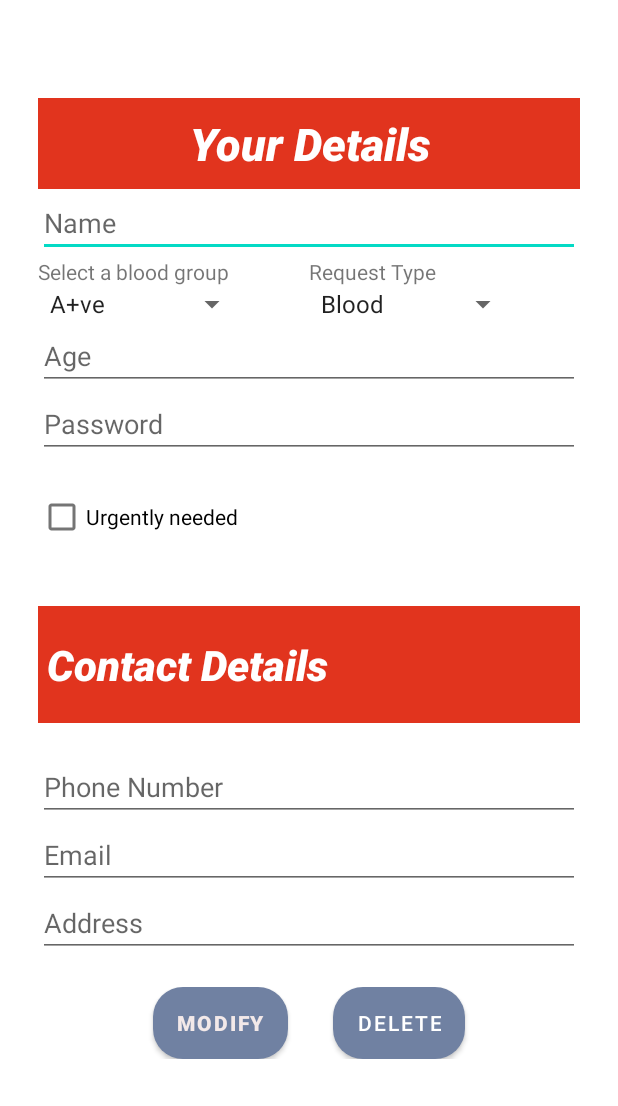
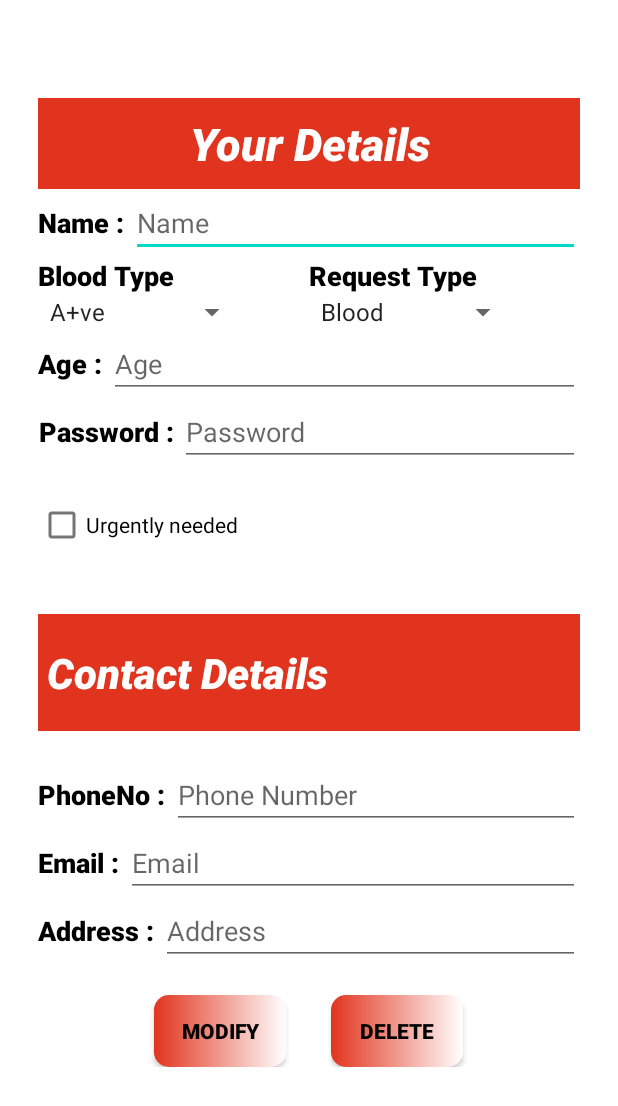
Before and after one commit to khushishetty/BloodPlasmaBankApp, an Android app: the RequestModifyActivity screen opened directly, with no data from a screen before it, on a phone screen of 412 x 824 dp. Shown: the top 1106 px of the screen. Run offline under Robolectric (Android 15) with nearby library versions, the phone set to English and light mode, and no system bars; libraries missing offline, so code that uses them is left out: com.basgeekball.awesomevalidation; 14 statements that could not run were skipped.

Commit message:
Version4

```diff
--- a/app/src/main/res/drawable/button_bg.xml
+++ b/app/src/main/res/drawable/button_bg.xml
@@ -1,7 +1,11 @@
 <?xml version="1.0" encoding="utf-8"?>
 <shape xmlns:android="http://schemas.android.com/apk/res/android">
     <corners
-        android:radius="20dp" />
-    <solid
-        android:color="#DA1919"></solid>
+        android:radius="10dp" />
+    <gradient
+        android:startColor="@color/main_red_theme"
+        android:endColor="@color/white">
+
+    </gradient>
+
 </shape>
--- a/app/src/main/res/drawable/custom_button.xml
+++ /dev/null
@@ -1,12 +0,0 @@
-<?xml version="1.0" encoding="utf-8"?>
-<selector xmlns:android="http://schemas.android.com/apk/res/android">
-
-    <item>
-        <shape android:shape="rectangle">
-            <solid android:color="@color/main_red_theme"/>
-            <corners android:radius="999dp"/>
-        </shape>
-
-    </item>
-
-</selector>
--- a/app/src/main/res/layout/activity_request_login.xml
+++ b/app/src/main/res/layout/activity_request_login.xml
@@ -63,11 +63,12 @@
             android:spinnerMode="dropdown" />
     </LinearLayout>
 
-    <Button
+    <androidx.appcompat.widget.AppCompatButton
         android:id="@+id/req_login_btn"
-        android:layout_width="wrap_content"
+        android:layout_width="match_parent"
         android:layout_height="wrap_content"
-        android:layout_marginTop="20dp"
+        android:layout_marginTop="40dp"
+        android:background="@drawable/button_bg"
         android:text="Submit" />
 
 </LinearLayout>
--- a/app/src/main/res/layout/activity_request_modify.xml
+++ b/app/src/main/res/layout/activity_request_modify.xml
@@ -32,6 +32,22 @@
                 android:textStyle="bold|italic" />
 
 
+            <LinearLayout
+                android:layout_width="match_parent"
+                android:layout_height="match_parent"
+                android:orientation="horizontal">
+
+                <TextView
+                    android:id="@+id/textView6"
+                    android:layout_width="wrap_content"
+                    android:layout_height="match_parent"
+                    android:layout_gravity="center"
+                    android:fontFamily="sans-serif-black"
+                    android:gravity="center"
+                    android:text="Name : "
+                    android:textColor="#000000"
+                    android:textSize="18sp" />
+
                 <EditText
                     android:id="@+id/req_modify_name_id"
                     android:layout_width="match_parent"
@@ -39,6 +55,7 @@
                     android:ems="10"
                     android:hint="Name"
                     android:inputType="textPersonName" />
+            </LinearLayout>
 
             <LinearLayout
                 android:layout_width="match_parent"
@@ -54,7 +71,10 @@
                     <TextView
                         android:layout_width="match_parent"
                         android:layout_height="wrap_content"
-                        android:text="Select a blood group" />
+                        android:fontFamily="sans-serif-black"
+                        android:text="Blood Type"
+                        android:textColor="#000000"
+                        android:textSize="18sp" />
 
                     <Spinner
                         android:id="@+id/req_modify_bloodgrp_id"
@@ -72,7 +92,10 @@
                     <TextView
                         android:layout_width="match_parent"
                         android:layout_height="wrap_content"
-                        android:text="Request Type" />
+                        android:fontFamily="sans-serif-black"
+                        android:text="Request Type"
+                        android:textColor="#000000"
+                        android:textSize="18sp" />
 
                     <Spinner
                         android:id="@+id/spinner_modify_type_id"
@@ -83,6 +106,22 @@
                 </LinearLayout>
             </LinearLayout>
 
+            <LinearLayout
+                android:layout_width="match_parent"
+                android:layout_height="match_parent"
+                android:orientation="horizontal">
+
+                <TextView
+                    android:id="@+id/textView8"
+                    android:layout_width="wrap_content"
+                    android:layout_height="wrap_content"
+                    android:layout_gravity="center"
+                    android:fontFamily="sans-serif-black"
+                    android:gravity="center"
+                    android:text="Age : "
+                    android:textColor="#000000"
+                    android:textSize="18sp" />
+
                 <EditText
                     android:id="@+id/req_modify_age_id"
                     android:layout_width="match_parent"
@@ -90,6 +129,23 @@
                     android:ems="10"
                     android:hint="Age"
                     android:inputType="text" />
+            </LinearLayout>
+
+            <LinearLayout
+                android:layout_width="match_parent"
+                android:layout_height="match_parent"
+                android:orientation="horizontal">
+
+                <TextView
+                    android:id="@+id/textView9"
+                    android:layout_width="wrap_content"
+                    android:layout_height="wrap_content"
+                    android:layout_gravity="center"
+                    android:fontFamily="sans-serif-black"
+                    android:gravity="center"
+                    android:text="Password : "
+                    android:textColor="#000000"
+                    android:textSize="18sp" />
 
                 <EditText
                     android:id="@+id/req_modify_pass_id"
@@ -98,6 +154,7 @@
                     android:ems="10"
                     android:hint="Password"
                     android:inputType="textPersonName|textPassword" />
+            </LinearLayout>
 
             <CheckBox
                 android:id="@+id/req_modify_urgent_id"
@@ -122,6 +179,22 @@
                 android:textSize="28sp"
                 android:textStyle="bold|italic" />
 
+            <LinearLayout
+                android:layout_width="match_parent"
+                android:layout_height="match_parent"
+                android:orientation="horizontal">
+
+                <TextView
+                    android:id="@+id/textView10"
+                    android:layout_width="wrap_content"
+                    android:layout_height="wrap_content"
+                    android:layout_gravity="center"
+                    android:fontFamily="sans-serif-black"
+                    android:gravity="center"
+                    android:text="PhoneNo : "
+                    android:textColor="#000000"
+                    android:textSize="18sp" />
+
                 <EditText
                     android:id="@+id/req_modify_phno_id"
                     android:layout_width="match_parent"
@@ -130,6 +203,24 @@
                     android:hint="Phone Number"
                     android:inputType="phone" />
 
+            </LinearLayout>
+
+            <LinearLayout
+                android:layout_width="match_parent"
+                android:layout_height="match_parent"
+                android:orientation="horizontal">
+
+                <TextView
+                    android:id="@+id/textView12"
+                    android:layout_width="wrap_content"
+                    android:layout_height="wrap_content"
+                    android:layout_gravity="center"
+                    android:fontFamily="sans-serif-black"
+                    android:gravity="center"
+                    android:text="Email : "
+                    android:textColor="#000000"
+                    android:textSize="18sp" />
+
                 <EditText
                     android:id="@+id/req_modify_email_id"
                     android:layout_width="match_parent"
@@ -137,6 +228,23 @@
                     android:ems="10"
                     android:hint="Email"
                     android:inputType="textEmailAddress" />
+            </LinearLayout>
+
+            <LinearLayout
+                android:layout_width="match_parent"
+                android:layout_height="match_parent"
+                android:orientation="horizontal">
+
+                <TextView
+                    android:id="@+id/textView11"
+                    android:layout_width="wrap_content"
+                    android:layout_height="wrap_content"
+                    android:layout_gravity="center"
+                    android:fontFamily="sans-serif-black"
+                    android:gravity="center"
+                    android:text="Address : "
+                    android:textColor="#000000"
+                    android:textSize="18sp" />
 
                 <EditText
                     android:id="@+id/req_modify_address_id"
@@ -145,6 +253,7 @@
                     android:ems="10"
                     android:hint="Address"
                     android:inputType="textPostalAddress" />
+            </LinearLayout>
 
             <LinearLayout
                 android:layout_width="match_parent"
@@ -153,7 +262,7 @@
                 android:gravity="center"
                 android:orientation="horizontal">
 
-                <Button
+                <androidx.appcompat.widget.AppCompatButton
                     android:id="@+id/req_modify_btn"
                     android:layout_width="wrap_content"
                     android:layout_height="wrap_content"
@@ -161,14 +270,16 @@
                     android:layout_marginRight="30dp"
                     android:background="@drawable/button_bg"
                     android:text="MODIFY"
-                    android:textColor="#F3E9E9"
+                    android:textColor="#000000"
                     android:textStyle="bold" />
 
-                <Button
+                <androidx.appcompat.widget.AppCompatButton
                     android:id="@+id/reg_delete_btn"
                     android:layout_width="wrap_content"
                     android:layout_height="wrap_content"
                     android:background="@drawable/button_bg"
+                    android:textColor="#000000"
+                    android:fontFamily="sans-serif-black"
                     android:text="delete" />
             </LinearLayout>
 
--- a/app/src/main/res/layout/activity_request_register.xml
+++ b/app/src/main/res/layout/activity_request_register.xml
@@ -7,6 +7,7 @@
     android:background="#FAEFEF"
     android:orientation="vertical"
     android:padding="25dp"
+    android:paddingBottom="40dp"
     android:gravity="center|center_horizontal|center_vertical">
 
     <ScrollView
@@ -109,7 +110,7 @@
             <TextView
                 android:layout_width="match_parent"
                 android:layout_height="wrap_content"
-                android:layout_marginTop="20dp"
+                android:layout_marginTop="12dp"
                 android:layout_marginBottom="20dp"
                 android:background="#DA1919"
                 android:fontFamily="sans-serif-black"
@@ -146,16 +147,17 @@
                 android:hint="Address"
                 android:inputType="textPostalAddress" />
 
-            <Button
+            <androidx.appcompat.widget.AppCompatButton
                 android:id="@+id/req_reg_btn"
-                android:layout_width="wrap_content"
+                android:layout_width="match_parent"
                 android:layout_height="40dp"
                 android:layout_gravity="center"
-                android:layout_marginTop="25dp"
+                android:layout_marginTop="30dp"
                 android:background="@drawable/button_bg"
                 android:text="REGISTER"
-                android:textColor="#F3E9E9"
-                android:textStyle="bold" />
+                android:textColor="#000000"
+                android:textStyle="bold"
+                android:fontFamily="sans-serif-black"/>
 
             <TextView
                 android:id="@+id/req_log_btn"
--- a/app/src/main/res/layout/fragment_check_blood_eligibility.xml
+++ b/app/src/main/res/layout/fragment_check_blood_eligibility.xml
@@ -159,12 +159,16 @@
                 android:visibility="gone"
                 android:buttonTint="@color/main_red_theme"/>
 
-            <Button
+            <androidx.appcompat.widget.AppCompatButton
                 android:id="@+id/chk_btn1"
-                android:layout_width="wrap_content"
+                android:layout_width="match_parent"
                 android:layout_height="wrap_content"
                 android:layout_marginTop="20dp"
-                android:text="Submit" />
+                android:background="@drawable/button_bg"
+                android:text="Check eligibility"
+                android:textStyle="bold"
+                android:fontFamily="sans-serif-black">
+            </androidx.appcompat.widget.AppCompatButton>
 
         </LinearLayout>
     </ScrollView>
--- a/app/src/main/res/layout/fragment_check_plasma_eligibility_activity.xml
+++ b/app/src/main/res/layout/fragment_check_plasma_eligibility_activity.xml
@@ -96,15 +96,15 @@
                 android:buttonTint="@color/main_red_theme"
                 android:enabled="false"/>
 
-            <Button
+            <androidx.appcompat.widget.AppCompatButton
                 android:id="@+id/chk_plasma_eligibility_id"
-                android:layout_width="wrap_content"
+                android:layout_width="match_parent"
                 android:layout_height="wrap_content"
                 android:layout_gravity="center"
-                android:layout_marginTop="30dp"
-                android:drawableStart="@color/main_red_theme"
-                android:drawableEnd="@color/white"
-                android:text="submit" />
+                android:layout_marginTop="40dp"
+                android:fontFamily="sans-serif-black"
+                android:background="@drawable/button_bg"
+                android:text="Check Eligibility" />
         </LinearLayout>
     </ScrollView>
 
```
Lines whose indentation alone changed are shown as unchanged.
